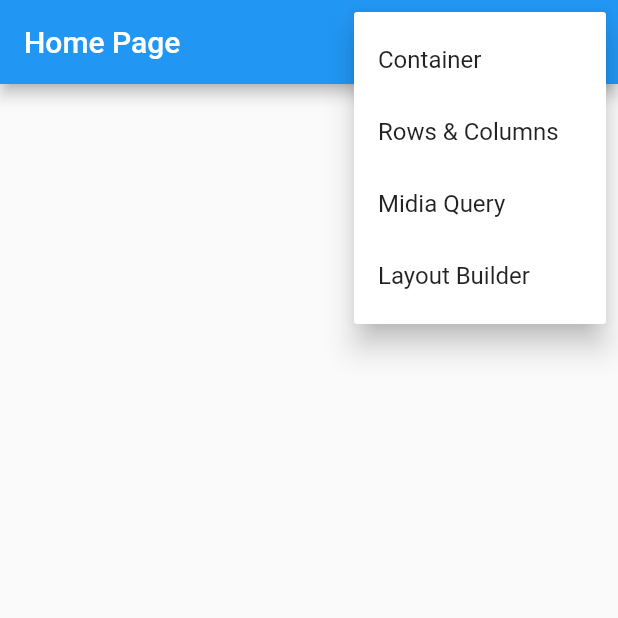
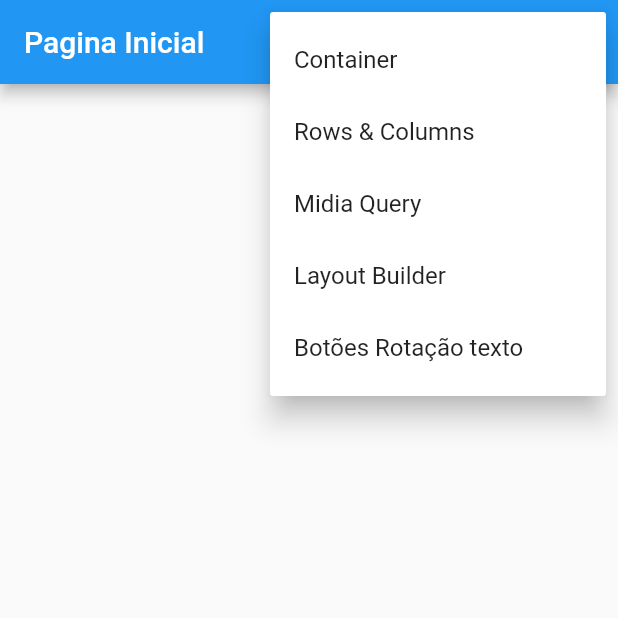
Before and after one commit to Juniorjcmj/academia-flutter-flutter, a Flutter app: the screen it shows after launch, after a tap on the "more vert" icon, on a phone screen of 412 x 824 dp, the top half of it. Run offline on Flutter 3.47's test engine with Material 2 defaults, Android fonts, the phone set to English and light mode, and no system bars; our stand-ins replace device_preview.

Commit message:
Botões e Rotação de texto

```diff
--- a/lib/main.dart
+++ b/lib/main.dart
@@ -1,3 +1,4 @@
+import 'package:academia_flutter_flutter/pages/botoes_rotacao_texto/botoes_rotacao_texto.dart';
 import 'package:academia_flutter_flutter/pages/container/container_page.dart';
 import 'package:academia_flutter_flutter/pages/home/home_page.dart';
 import 'package:academia_flutter_flutter/pages/layout_builder/layout_builder_page.dart';
@@ -34,7 +35,8 @@ class MyApp extends StatelessWidget {
         ContainerPage.routName: (_) => ContainerPage(),
         RowsColumns.routName: (_) => RowsColumns(),
         MediaQueryPage.routName: (_) => MediaQueryPage(),
-        LayoutBuilderPage.routName :(_) => LayoutBuilderPage()
+        LayoutBuilderPage.routName :(_) => LayoutBuilderPage(),
+        BotoesRotacaoTexto.routName: (_) => BotoesRotacaoTexto()
       },
     );
   }
--- a/lib/pages/home/home_page.dart
+++ b/lib/pages/home/home_page.dart
@@ -1,5 +1,6 @@
 // ignore_for_file: prefer_const_constructors
 
+import 'package:academia_flutter_flutter/pages/botoes_rotacao_texto/botoes_rotacao_texto.dart';
 import 'package:academia_flutter_flutter/pages/layout_builder/layout_builder_page.dart';
 import 'package:academia_flutter_flutter/pages/media_query/media_query._page.dart';
 import 'package:flutter/material.dart';
@@ -7,7 +8,12 @@ import 'package:flutter/material.dart';
 import '../container/container_page.dart';
 import '../rows_collumns/rows_columns.dart';
 
-enum PopupMenuPages { container, rows_columns, media_query, layout_builder }
+enum PopupMenuPages {
+  container,
+  rows_columns,
+  media_query,
+  layout_builder,
+  botoes_rotacao_texto}
 
 class HomePage extends StatelessWidget {
   static final String routName = '/';
@@ -18,7 +24,7 @@ class HomePage extends StatelessWidget {
   Widget build(BuildContext context) {
     return Scaffold(
       appBar: AppBar(
-        title: const Text('Home Page'),
+        title: const Text('Pagina Inicial'),
         actions: [
           PopupMenuButton<PopupMenuPages>(
               tooltip: "Selecione uma opção",
@@ -35,6 +41,9 @@ class HomePage extends StatelessWidget {
                     break;
                     case PopupMenuPages.layout_builder:
                     Navigator.of(context).pushNamed(LayoutBuilderPage.routName);
+                    break;
+                     case PopupMenuPages.botoes_rotacao_texto:
+                    Navigator.of(context).pushNamed(BotoesRotacaoTexto.routName);
                     break;
                 }
               },
@@ -55,6 +64,10 @@ class HomePage extends StatelessWidget {
                    PopupMenuItem<PopupMenuPages>(
                     value: PopupMenuPages.layout_builder,
                     child: Text('Layout Builder'),
+                  ),
+                  PopupMenuItem<PopupMenuPages>(
+                    value: PopupMenuPages.botoes_rotacao_texto,
+                    child: Text('Botões Rotação texto'),
                   )
                 ];
               }),
```
Also changed, not shown: lib/pages/botoes_rotacao_texto/botoes_rotacao_texto.dart (added, +122 -0 lines).
